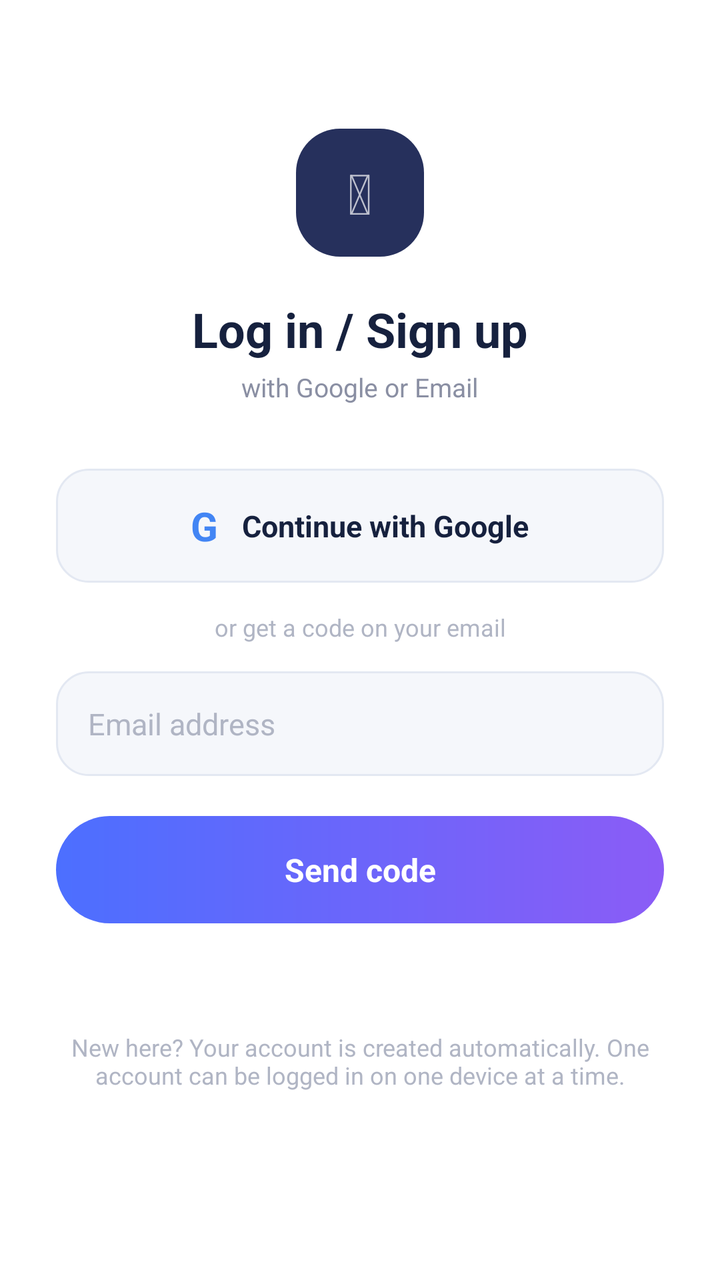
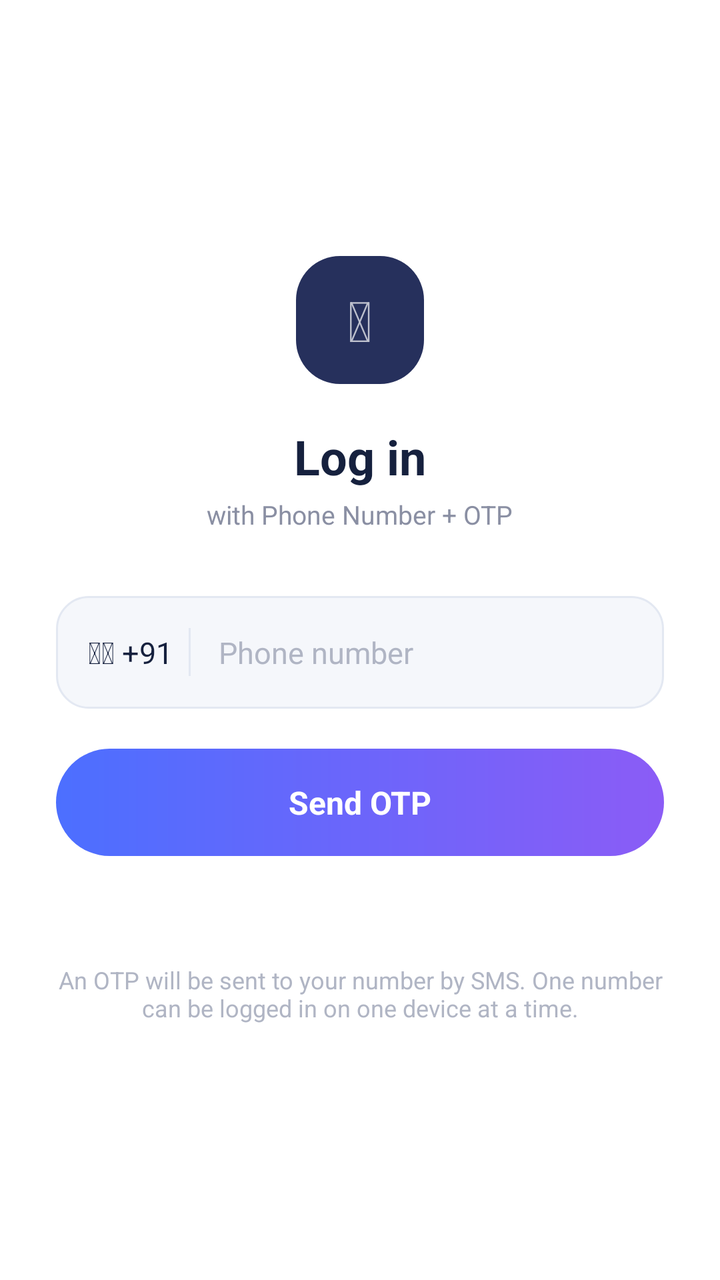

Before-and-after screenshots of an Android layout around one commit, followed by the original layout XML and the change that was made.
<!-- AndroidManifest.xml: application theme Theme.AutoDialer -->
<!-- res/layout/activity_login.xml -->
<?xml version="1.0" encoding="utf-8"?>
<ScrollView xmlns:android="http://schemas.android.com/apk/res/android"
    android:layout_width="match_parent"
    android:layout_height="match_parent"
    android:background="#FFFFFF"
    android:fillViewport="true">

    <LinearLayout
        android:layout_width="match_parent"
        android:layout_height="match_parent"
        android:orientation="vertical"
        android:gravity="center"
        android:padding="28dp">

        <FrameLayout
            android:layout_width="64dp"
            android:layout_height="64dp"
            android:background="@drawable/bg_icon_chip">

            <TextView
                android:layout_width="wrap_content"
                android:layout_height="wrap_content"
                android:layout_gravity="center"
                android:text="&#128172;"
                android:textSize="28sp"/>
        </FrameLayout>

        <TextView
            android:layout_width="wrap_content"
            android:layout_height="wrap_content"
            android:layout_marginTop="20dp"
            android:text="Log in / Sign up"
            android:textColor="#16213E"
            android:textStyle="bold"
            android:textSize="24sp"/>

        <TextView
            android:layout_width="wrap_content"
            android:layout_height="wrap_content"
            android:layout_marginTop="4dp"
            android:text="with Google or Email"
            android:textColor="#8A8FA3"
            android:textSize="13sp"/>

        <LinearLayout
            android:id="@+id/btnGoogle"
            android:layout_width="match_parent"
            android:layout_height="wrap_content"
            android:layout_marginTop="32dp"
            android:background="@drawable/bg_login_input"
            android:clickable="true"
            android:focusable="true"
            android:gravity="center"
            android:orientation="horizontal"
            android:padding="15dp">

            <TextView
                android:layout_width="wrap_content"
                android:layout_height="wrap_content"
                android:layout_marginEnd="12dp"
                android:text="G"
                android:textColor="#4285F4"
                android:textSize="20sp"
                android:textStyle="bold"/>

            <TextView
                android:layout_width="wrap_content"
                android:layout_height="wrap_content"
                android:text="Continue with Google"
                android:textColor="#16213E"
                android:textSize="15sp"
                android:textStyle="bold"/>
        </LinearLayout>

        <TextView
            android:id="@+id/tvOrDivider"
            android:layout_width="match_parent"
            android:layout_height="wrap_content"
            android:layout_marginTop="14dp"
            android:gravity="center"
            android:text="or get a code on your email"
            android:textColor="#B0B5C4"
            android:textSize="12sp"/>

        <EditText
            android:id="@+id/etPhone"
            android:layout_width="match_parent"
            android:layout_height="wrap_content"
            android:layout_marginTop="14dp"
            android:background="@drawable/bg_login_input"
            android:hint="Email address"
            android:inputType="textEmailAddress"
            android:maxLength="100"
            android:padding="16dp"
            android:textColor="#16213E"
            android:textColorHint="#B0B5C4"
            android:textSize="15sp"/>

        <TextView
            android:id="@+id/btnSendOtp"
            android:layout_width="match_parent"
            android:layout_height="wrap_content"
            android:layout_marginTop="20dp"
            android:background="@drawable/bg_login_button"
            android:gravity="center"
            android:padding="16dp"
            android:text="Send code"
            android:textColor="#FFFFFF"
            android:textStyle="bold"
            android:textSize="16sp"/>

        <LinearLayout
            android:id="@+id/otpSection"
            android:layout_width="match_parent"
            android:layout_height="wrap_content"
            android:orientation="vertical"
            android:layout_marginTop="20dp"
            android:visibility="gone">

            <EditText
                android:id="@+id/etOtp"
                android:layout_width="match_parent"
                android:layout_height="wrap_content"
                android:background="@drawable/bg_login_input"
                android:gravity="center"
                android:hint="6-digit code"
                android:inputType="number"
                android:maxLength="6"
                android:padding="14dp"
                android:textColor="#16213E"
                android:textColorHint="#B0B5C4"
                android:textSize="20sp"
                android:letterSpacing="0.3"/>

            <TextView
                android:id="@+id/btnVerifyOtp"
                android:layout_width="match_parent"
                android:layout_height="wrap_content"
                android:layout_marginTop="14dp"
                android:background="@drawable/bg_login_button"
                android:gravity="center"
                android:padding="16dp"
                android:text="Verify &amp; Log in"
                android:textColor="#FFFFFF"
                android:textStyle="bold"
                android:textSize="16sp"/>

            <LinearLayout
                android:layout_width="match_parent"
                android:layout_height="wrap_content"
                android:layout_marginTop="14dp"
                android:orientation="horizontal">

                <TextView
                    android:id="@+id/btnChangeNumber"
                    android:layout_width="0dp"
                    android:layout_weight="1"
                    android:layout_height="wrap_content"
                    android:padding="8dp"
                    android:text="Change"
                    android:textColor="#6C63FF"
                    android:textSize="14sp"/>

                <TextView
                    android:id="@+id/btnResendOtp"
                    android:layout_width="wrap_content"
                    android:layout_height="wrap_content"
                    android:padding="8dp"
                    android:gravity="end"
                    android:text="Resend code"
                    android:textColor="#6C63FF"
                    android:textSize="14sp"/>
            </LinearLayout>
        </LinearLayout>

        <TextView
            android:id="@+id/tvLoginStatus"
            android:layout_width="match_parent"
            android:layout_height="wrap_content"
            android:layout_marginTop="16dp"
            android:gravity="center"
            android:textColor="#8A8FA3"
            android:textSize="13sp"/>

        <TextView
            android:layout_width="match_parent"
            android:layout_height="wrap_content"
            android:layout_marginTop="20dp"
            android:gravity="center"
            android:text="New here? Your account is created automatically. One account can be logged in on one device at a time."
            android:textColor="#B0B5C4"
            android:textSize="12sp"/>

        <TextView
            android:id="@+id/tvVersion"
            android:layout_width="match_parent"
            android:layout_height="wrap_content"
            android:layout_marginTop="16dp"
            android:gravity="center"
            android:textColor="#C9CDD8"
            android:textSize="10sp"/>

    </LinearLayout>
</ScrollView>
<!-- resources referenced by this layout -->
<resources>
  <!-- drawable bg_icon_chip (drawable) -->
  <?xml version="1.0" encoding="utf-8"?>
  <shape xmlns:android="http://schemas.android.com/apk/res/android">
      <solid android:color="#26305C"/>
      <corners android:radius="22dp"/>
  </shape>
  <!-- drawable bg_login_button (drawable) -->
  <?xml version="1.0" encoding="utf-8"?>
  <ripple xmlns:android="http://schemas.android.com/apk/res/android"
      android:color="#40FFFFFF">
      <item>
  <shape xmlns:android="http://schemas.android.com/apk/res/android">
      <gradient
          android:startColor="@color/gradient_top"
          android:endColor="@color/gradient_bottom"
          android:angle="0"/>
      <corners android:radius="28dp"/>
  </shape>
      </item>
  </ripple>
  <!-- drawable bg_login_input (drawable) -->
  <?xml version="1.0" encoding="utf-8"?>
  <shape xmlns:android="http://schemas.android.com/apk/res/android">
      <solid android:color="#F5F7FB"/>
      <corners android:radius="16dp"/>
      <stroke android:width="1dp" android:color="#E3E8F2"/>
  </shape>
  <style name="Theme.AutoDialer" parent="Theme.MaterialComponents.NoActionBar">
          <item name="colorPrimary">@color/resume_bg</item>
          <item name="colorPrimaryVariant">@color/resume_bg</item>
          <item name="android:windowBackground">@color/bg_dark</item>
          <item name="android:textColorPrimary">@color/text_primary_dark</item>
          <item name="android:textColorSecondary">@color/text_secondary_dark</item>
      </style>
  <color name="gradient_top">#4C6FFF</color>
  <color name="gradient_bottom">#8B5CF6</color>
  <color name="resume_bg">#4C6FFF</color>
  <color name="bg_dark">#0D0E1A</color>
  <color name="text_primary_dark">#F6F7FC</color>
  <color name="text_secondary_dark">#A2A4C4</color>
</resources>

<!-- the commit's change to res/layout/activity_login.xml (unified diff, before → after) -->
@@ -29,7 +29,7 @@
             android:layout_width="wrap_content"
             android:layout_height="wrap_content"
             android:layout_marginTop="20dp"
-            android:text="Log in / Sign up"
+            android:text="Log in"
             android:textColor="#16213E"
             android:textStyle="bold"
             android:textSize="24sp"/>
@@ -38,63 +38,47 @@
             android:layout_width="wrap_content"
             android:layout_height="wrap_content"
             android:layout_marginTop="4dp"
-            android:text="with Google or Email"
+            android:text="with Phone Number + OTP"
             android:textColor="#8A8FA3"
             android:textSize="13sp"/>
 
         <LinearLayout
-            android:id="@+id/btnGoogle"
             android:layout_width="match_parent"
             android:layout_height="wrap_content"
+            android:orientation="horizontal"
             android:layout_marginTop="32dp"
+            android:gravity="center_vertical"
             android:background="@drawable/bg_login_input"
-            android:clickable="true"
-            android:focusable="true"
-            android:gravity="center"
-            android:orientation="horizontal"
-            android:padding="15dp">
+            android:padding="4dp">
 
             <TextView
                 android:layout_width="wrap_content"
                 android:layout_height="wrap_content"
-                android:layout_marginEnd="12dp"
-                android:text="G"
-                android:textColor="#4285F4"
-                android:textSize="20sp"
-                android:textStyle="bold"/>
+                android:paddingStart="12dp"
+                android:paddingEnd="8dp"
+                android:text="&#127470;&#127475; +91"
+                android:textColor="#16213E"
+                android:textSize="15sp"/>
 
-            <TextView
-                android:layout_width="wrap_content"
+            <View
+                android:layout_width="1dp"
+                android:layout_height="24dp"
+                android:background="#E3E8F2"/>
+
+            <EditText
+                android:id="@+id/etPhone"
+                android:layout_width="0dp"
+                android:layout_weight="1"
                 android:layout_height="wrap_content"
-                android:text="Continue with Google"
+                android:inputType="phone"
+                android:maxLength="10"
+                android:hint="Phone number"
                 android:textColor="#16213E"
-                android:textSize="15sp"
-                android:textStyle="bold"/>
+                android:textColorHint="#B0B5C4"
+                android:background="@android:color/transparent"
+                android:padding="14dp"
+                android:textSize="15sp"/>
         </LinearLayout>
-
-        <TextView
-            android:id="@+id/tvOrDivider"
-            android:layout_width="match_parent"
-            android:layout_height="wrap_content"
-            android:layout_marginTop="14dp"
-            android:gravity="center"
-            android:text="or get a code on your email"
-            android:textColor="#B0B5C4"
-            android:textSize="12sp"/>
-
-        <EditText
-            android:id="@+id/etPhone"
-            android:layout_width="match_parent"
-            android:layout_height="wrap_content"
-            android:layout_marginTop="14dp"
-            android:background="@drawable/bg_login_input"
-            android:hint="Email address"
-            android:inputType="textEmailAddress"
-            android:maxLength="100"
-            android:padding="16dp"
-            android:textColor="#16213E"
-            android:textColorHint="#B0B5C4"
-            android:textSize="15sp"/>
 
         <TextView
             android:id="@+id/btnSendOtp"
@@ -104,7 +88,7 @@
             android:background="@drawable/bg_login_button"
             android:gravity="center"
             android:padding="16dp"
-            android:text="Send code"
+            android:text="Send OTP"
             android:textColor="#FFFFFF"
             android:textStyle="bold"
             android:textSize="16sp"/>
@@ -123,7 +107,7 @@
                 android:layout_height="wrap_content"
                 android:background="@drawable/bg_login_input"
                 android:gravity="center"
-                android:hint="6-digit code"
+                android:hint="6-digit OTP"
                 android:inputType="number"
                 android:maxLength="6"
                 android:padding="14dp"
@@ -157,7 +141,7 @@
                     android:layout_weight="1"
                     android:layout_height="wrap_content"
                     android:padding="8dp"
-                    android:text="Change"
+                    android:text="Change number"
                     android:textColor="#6C63FF"
                     android:textSize="14sp"/>
 
@@ -167,7 +151,7 @@
                     android:layout_height="wrap_content"
                     android:padding="8dp"
                     android:gravity="end"
-                    android:text="Resend code"
+                    android:text="Resend OTP"
                     android:textColor="#6C63FF"
                     android:textSize="14sp"/>
             </LinearLayout>
@@ -187,18 +171,9 @@
             android:layout_height="wrap_content"
             android:layout_marginTop="20dp"
             android:gravity="center"
-            android:text="New here? Your account is created automatically. One account can be logged in on one device at a time."
+            android:text="An OTP will be sent to your number by SMS. One number can be logged in on one device at a time."
             android:textColor="#B0B5C4"
             android:textSize="12sp"/>
 
-        <TextView
-            android:id="@+id/tvVersion"
-            android:layout_width="match_parent"
-            android:layout_height="wrap_content"
-            android:layout_marginTop="16dp"
-            android:gravity="center"
-            android:textColor="#C9CDD8"
-            android:textSize="10sp"/>
-
     </LinearLayout>
 </ScrollView>
